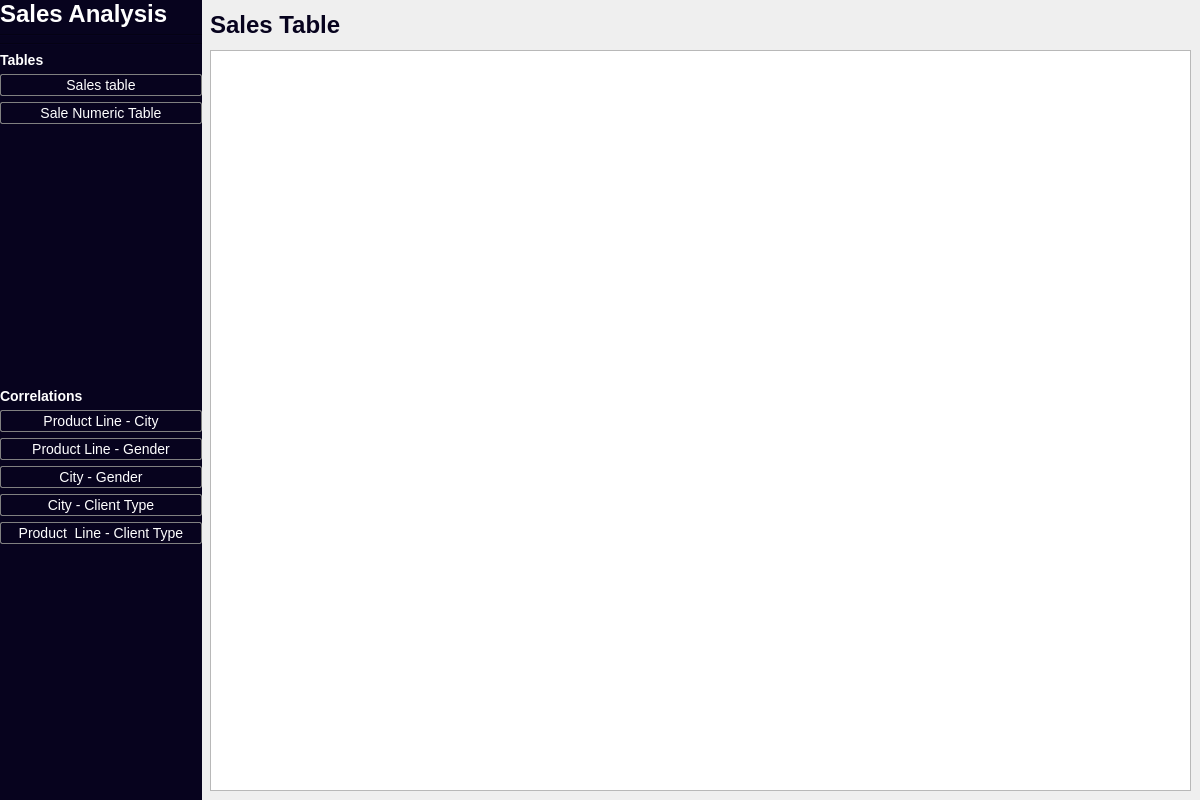
Old version of the form sales_analysis.ui in the repository NomenjanaharyRK/sales_analysis.
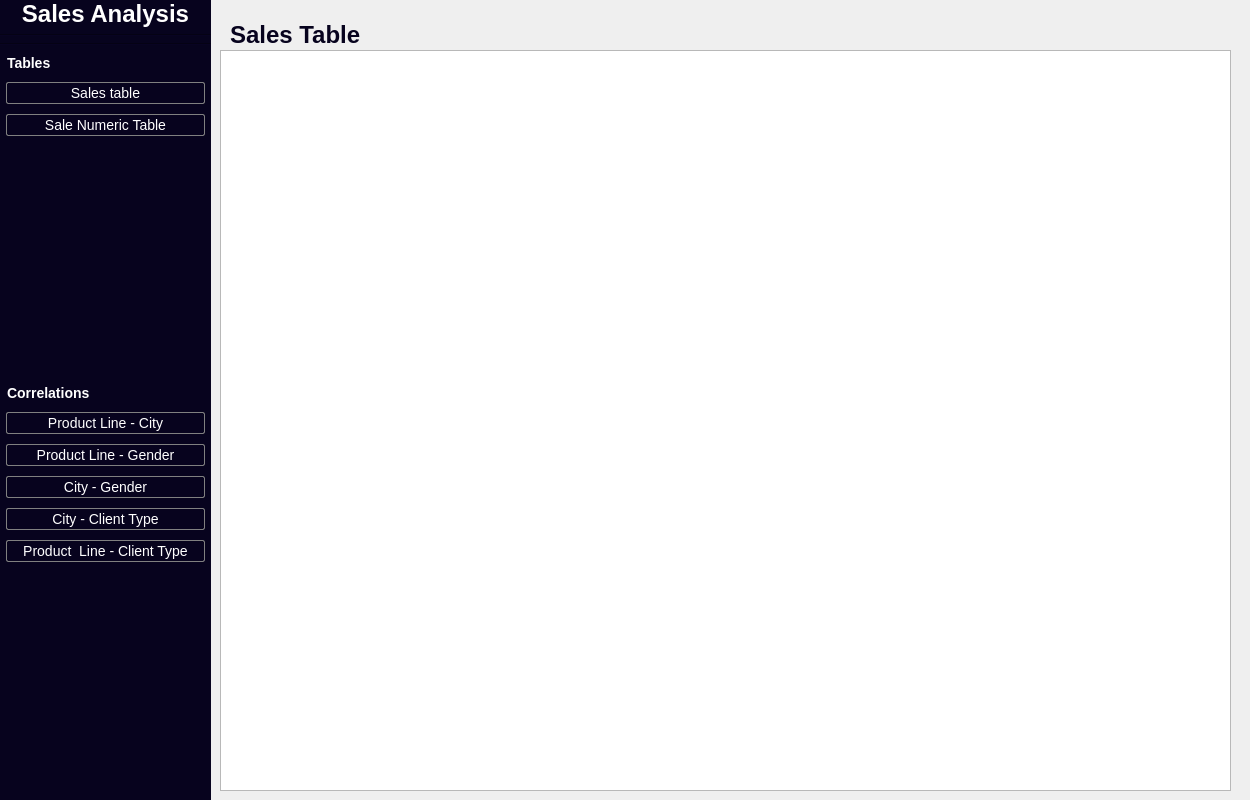
New version of the form.

Commit message: feat: Connect Sidebar buttons to StackedWidget

```diff
--- a/sales_analysis.ui
+++ b/sales_analysis.ui
@@ -6,7 +6,7 @@
    <rect>
     <x>0</x>
     <y>0</y>
-    <width>1200</width>
+    <width>1250</width>
     <height>800</height>
    </rect>
   </property>
@@ -18,13 +18,13 @@
   </property>
   <property name="minimumSize">
    <size>
-    <width>1200</width>
+    <width>1250</width>
     <height>800</height>
    </size>
   </property>
   <property name="maximumSize">
    <size>
-    <width>1200</width>
+    <width>1250</width>
     <height>800</height>
    </size>
   </property>
@@ -43,7 +43,7 @@
      <rect>
       <x>0</x>
       <y>0</y>
-      <width>202</width>
+      <width>211</width>
       <height>801</height>
      </rect>
     </property>
@@ -59,6 +59,9 @@
        <property name="text">
         <string>Sales Analysis</string>
        </property>
+       <property name="alignment">
+        <set>Qt::AlignCenter</set>
+       </property>
       </widget>
      </item>
      <item>
@@ -81,7 +84,8 @@
      <item>
       <widget class="QLabel" name="label_2">
        <property name="styleSheet">
-        <string notr="true">color: #fff; font-size:14px;font-weight:bold;</string>
+        <string notr="true">color: #fff; font-size:14px;font-weight:bold;
+margin: 3px;</string>
        </property>
        <property name="text">
         <string>Tables</string>
@@ -91,11 +95,20 @@
      <item>
       <widget class="QPushButton" name="sales_table_btn">
        <property name="styleSheet">
-        <string notr="true">color:#fff; border-radius:10px;
+        <string notr="true">QPushButton{
+color:#fff; border-radius:10px;
 border: 1px solid gray;
 border-radius:2px;
 font-size:14px;
-padding: 2px 2px 2px  2px;</string>
+padding: 2px 2px 2px  2px;
+position:relative;
+margin: 2px 6px;
+}
+
+QPushButton:hover{
+	background-color:rgb(0, 0, 127)
+}
+</string>
        </property>
        <property name="text">
         <string>Sales table</string>
@@ -105,11 +118,20 @@
      <item>
       <widget class="QPushButton" name="sale_numeric_table_btn">
        <property name="styleSheet">
-        <string notr="true">color:#fff; border-radius:10px;
+        <string notr="true">QPushButton{
+color:#fff; border-radius:10px;
 border: 1px solid gray;
 border-radius:2px;
 font-size:14px;
-padding: 2px 2px 2px  2px;</string>
+padding: 2px 2px 2px  2px;
+position:relative;
+margin: 2px 6px;
+}
+
+QPushButton:hover{
+	background-color:rgb(0, 0, 127)
+}
+</string>
        </property>
        <property name="text">
         <string>Sale Numeric Table</string>
@@ -132,7 +154,8 @@
      <item>
       <widget class="QLabel" name="label_3">
        <property name="styleSheet">
-        <string notr="true">color: #fff; font-size:14px;font-weight:bold;</string>
+        <string notr="true">color: #fff; font-size:14px;font-weight:bold;
+margin: 3px;</string>
        </property>
        <property name="text">
         <string>Correlations</string>
@@ -142,11 +165,20 @@
      <item>
       <widget class="QPushButton" name="product_line_city_btn">
        <property name="styleSheet">
-        <string notr="true">color:#fff; border-radius:10px;
+        <string notr="true">QPushButton{
+color:#fff; border-radius:10px;
 border: 1px solid gray;
 border-radius:2px;
 font-size:14px;
-padding: 2px 2px 2px  2px;</string>
+padding: 2px 2px 2px  2px;
+position:relative;
+margin: 2px 6px;
+}
+
+QPushButton:hover{
+	background-color:rgb(0, 0, 127)
+}
+</string>
        </property>
        <property name="text">
         <string>Product Line - City</string>
@@ -156,11 +188,20 @@
      <item>
       <widget class="QPushButton" name="product_line_gender_btn">
        <property name="styleSheet">
-        <string notr="true">color:#fff; border-radius:10px;
+        <string notr="true">QPushButton{
+color:#fff; border-radius:10px;
 border: 1px solid gray;
 border-radius:2px;
 font-size:14px;
-padding: 2px 2px 2px  2px;</string>
+padding: 2px 2px 2px  2px;
+position:relative;
+margin: 2px 6px;
+}
+
+QPushButton:hover{
+	background-color:rgb(0, 0, 127)
+}
+</string>
        </property>
        <property name="text">
         <string>Product Line - Gender</string>
@@ -170,11 +211,20 @@
      <item>
       <widget class="QPushButton" name="city_gender_btn">
        <property name="styleSheet">
-        <string notr="true">color:#fff; border-radius:10px;
+        <string notr="true">QPushButton{
+color:#fff; border-radius:10px;
 border: 1px solid gray;
 border-radius:2px;
 font-size:14px;
-padding: 2px 2px 2px  2px;</string>
+padding: 2px 2px 2px  2px;
+position:relative;
+margin: 2px 6px;
+}
+
+QPushButton:hover{
+	background-color:rgb(0, 0, 127)
+}
+</string>
        </property>
        <property name="text">
         <string>City - Gender</string>
@@ -184,11 +234,20 @@
      <item>
       <widget class="QPushButton" name="city_client_type_btn">
        <property name="styleSheet">
-        <string notr="true">color:#fff; border-radius:10px;
+        <string notr="true">QPushButton{
+color:#fff; border-radius:10px;
 border: 1px solid gray;
 border-radius:2px;
 font-size:14px;
-padding: 2px 2px 2px  2px;</string>
+padding: 2px 2px 2px  2px;
+position:relative;
+margin: 2px 6px;
+}
+
+QPushButton:hover{
+	background-color:rgb(0, 0, 127)
+}
+</string>
        </property>
        <property name="text">
         <string>City - Client Type</string>
@@ -198,11 +257,20 @@
      <item>
       <widget class="QPushButton" name="product_line_client_type_btn">
        <property name="styleSheet">
-        <string notr="true">color:#fff; border-radius:10px;
+        <string notr="true">QPushButton{
+color:#fff; border-radius:10px;
 border: 1px solid gray;
 border-radius:2px;
 font-size:14px;
-padding: 2px 2px 2px  2px;</string>
+padding: 2px 2px 2px  2px;
+position:relative;
+margin: 2px 6px;
+}
+
+QPushButton:hover{
+	background-color:rgb(0, 0, 127)
+}
+</string>
        </property>
        <property name="text">
         <string>Product  Line - Client Type</string>
@@ -227,9 +295,9 @@
    <widget class="QStackedWidget" name="stackedWidget">
     <property name="geometry">
      <rect>
-      <x>200</x>
-      <y>0</y>
-      <width>991</width>
+      <x>220</x>
+      <y>10</y>
+      <width>1021</width>
       <height>801</height>
      </rect>
     </property>
@@ -256,9 +324,9 @@
      <widget class="QTableWidget" name="sales_table">
       <property name="geometry">
        <rect>
-        <x>10</x>
-        <y>50</y>
-        <width>981</width>
+        <x>0</x>
+        <y>40</y>
+        <width>1011</width>
         <height>741</height>
        </rect>
       </property>
```
The commit also changes 3 other files.
